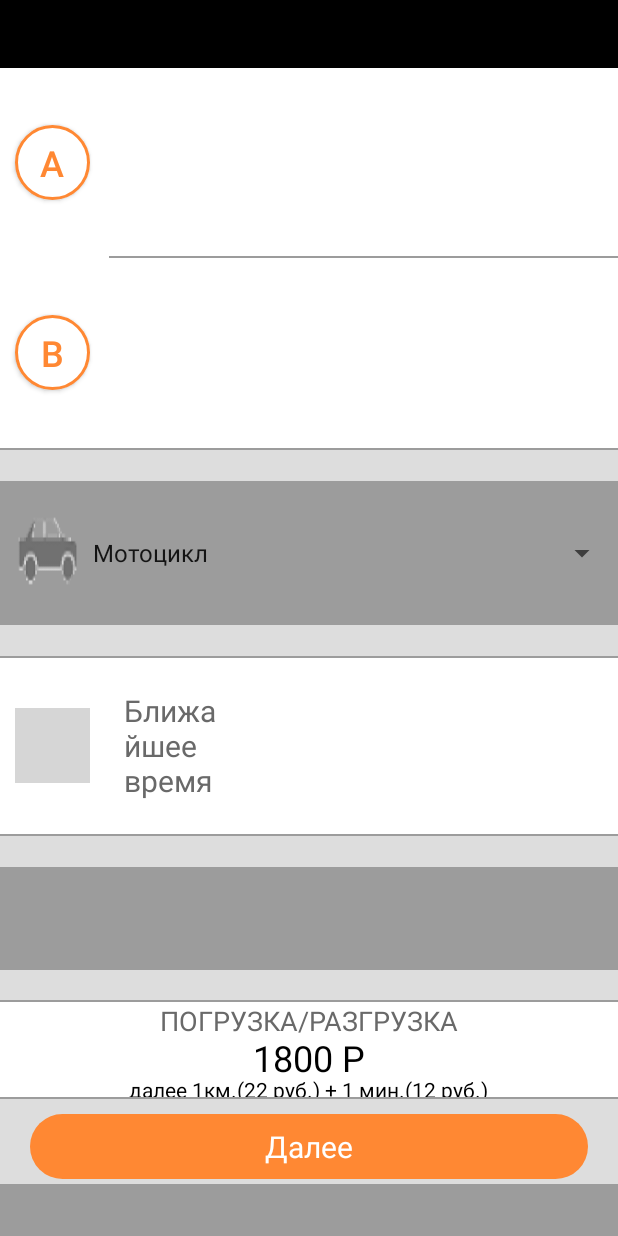
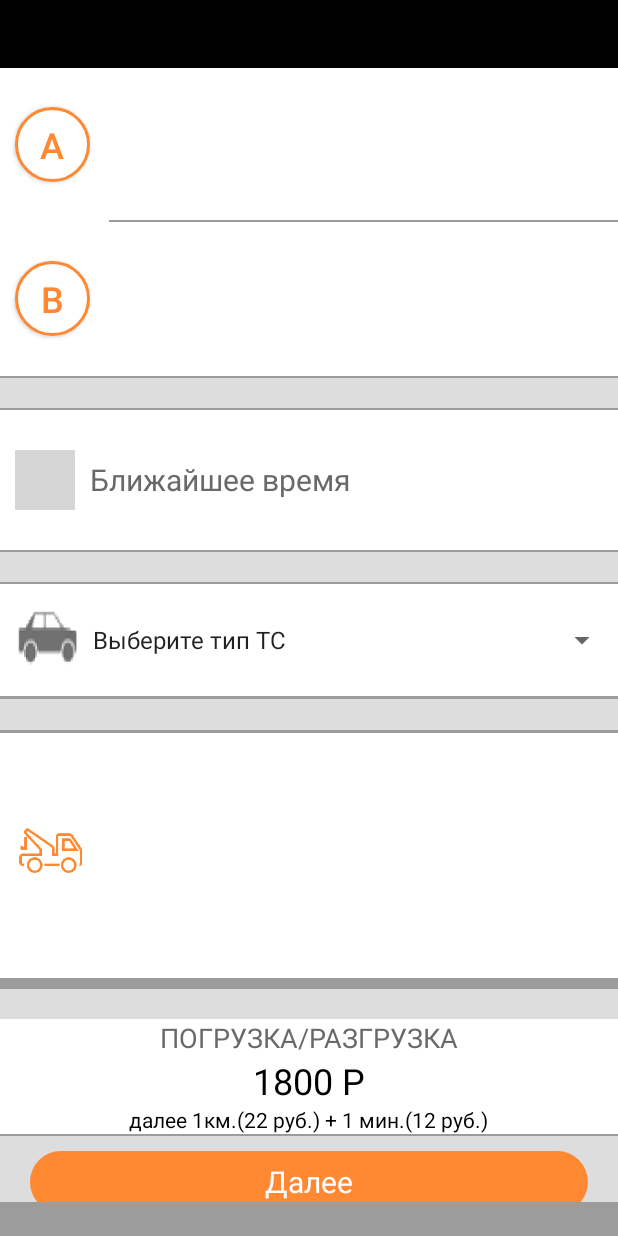
Before and after one commit to PapinPar/Evacuator, an Android app: the OrderNewActivity screen opened directly, with no data from a screen before it, on a phone screen of 412 x 824 dp. Run offline under Robolectric (Android 15) with nearby library versions, the phone set to English and light mode, and no system bars; grey boxes are pictures that could not be loaded.

Commit message:
bad version from tolya

```diff
--- a/app/src/main/java/com/evacuator/uses/evacuator/Entity/MyApi.java
+++ b/app/src/main/java/com/evacuator/uses/evacuator/Entity/MyApi.java
@@ -4,6 +4,7 @@ import com.evacuator.uses.evacuator.Entity.Brand.NewBrands;
 import com.evacuator.uses.evacuator.Entity.Model.NewModels;
 import com.evacuator.uses.evacuator.Entity.Tarifs.Tarif;
 import com.evacuator.uses.evacuator.Users;
+import com.evacuator.uses.evacuator.maps.entity.driver.location.Example;
 
 import java.util.List;
 
@@ -24,6 +25,12 @@ public interface MyApi
     @GET("reference/models?access-token=WCgXZEmnOuiqWdiM0tQ-wS7KgldScNOS&all=true")
     Call<List<NewModels>>getModel(@Query("brandId")String brandID,@Query("carType")String car);
 
-    @GET("/tariff/index?access-token=WCgXZEmnOuiqWdiM0tQ-wS7KgldScNOS")
+    //https://app.bb-evacuator.ru/api
+    @GET("tariffs?access-token=WCgXZEmnOuiqWdiM0tQ-wS7KgldScNOS")
     Call<List<Tarif>>getTarif();
+
+
+    @POST("order/by-key?access-token=WCgXZEmnOuiqWdiM0tQ-wS7KgldScNOS&expand=model,brand,driverer,statistics")
+    Call<Example> getDriverInfo(@Query("key")String key);
+
 }
--- a/app/src/main/java/com/evacuator/uses/evacuator/Entity/Tarifs/Tarif.java
+++ b/app/src/main/java/com/evacuator/uses/evacuator/Entity/Tarifs/Tarif.java
@@ -25,10 +25,10 @@ public class Tarif {
     private List<Integer> evacuatorTypes = new ArrayList<Integer>();
     @SerializedName("weight_from")
     @Expose
-    private Integer weightFrom;
+    private Double weightFrom;
     @SerializedName("weight_to")
     @Expose
-    private Integer weightTo;
+    private Double weightTo;
     @SerializedName("price_loading")
     @Expose
     private Integer priceLoading;
@@ -116,7 +116,7 @@ public class Tarif {
      * @return
      * The weightFrom
      */
-    public Integer getWeightFrom() {
+    public Double getWeightFrom() {
         return weightFrom;
     }
 
@@ -125,7 +125,7 @@ public class Tarif {
      * @param weightFrom
      * The weight_from
      */
-    public void setWeightFrom(Integer weightFrom) {
+    public void setWeightFrom(Double weightFrom) {
         this.weightFrom = weightFrom;
     }
 
@@ -134,7 +134,7 @@ public class Tarif {
      * @return
      * The weightTo
      */
-    public Integer getWeightTo() {
+    public Double getWeightTo() {
         return weightTo;
     }
 
@@ -143,7 +143,7 @@ public class Tarif {
      * @param weightTo
      * The weight_to
      */
-    public void setWeightTo(Integer weightTo) {
+    public void setWeightTo(Double weightTo) {
         this.weightTo = weightTo;
     }
 
--- a/app/src/main/java/com/evacuator/uses/evacuator/OrderNewActivity.java
+++ b/app/src/main/java/com/evacuator/uses/evacuator/OrderNewActivity.java
@@ -11,6 +11,7 @@ import android.view.View;
 import android.widget.AdapterView;
 import android.widget.ArrayAdapter;
 import android.widget.LinearLayout;
+import android.widget.RelativeLayout;
 import android.widget.Spinner;
 import android.widget.TextView;
 import android.widget.Toast;
@@ -48,16 +49,19 @@ public class OrderNewActivity extends AppCompatActivity implements View.OnClickL
     private String destAddress;
     private String destId;
     private String wight;
+    private Boolean one=false,two=false,three=false;
 
-    ArrayList<String> brands = new ArrayList<String>();
-    ArrayList<String> modelsId = new ArrayList<String>();
-    ArrayList<String> modelsName = new ArrayList<String>();
-    ArrayList<String> modelsWight = new ArrayList<String>();
-    ArrayList<String> brandsFill = new ArrayList<String>();
-    int car_type;
-    int idBrand,idModel;
+    private ArrayList<String> brands = new ArrayList<String>();
+    private ArrayList<String> TarifsInfo = new ArrayList<String>();
+    private  ArrayList<String> modelsId = new ArrayList<String>();
+    private ArrayList<String> modelsName = new ArrayList<String>();
+    private ArrayList<String> modelsWight = new ArrayList<String>();
+    private ArrayList<String> brandsFill = new ArrayList<String>();
+    private  int car_type;
+    private int idBrand,idModel;
     private double pathValue;
     Spinner spine,spinner;
+    RelativeLayout ModLay,BrandLay;
     TextView date,date_invis, toEdit, fromEdit;
     DialogFragment Calendar,Time;
     protected void onCreate(Bundle savedInstanceState)
@@ -65,6 +69,10 @@ public class OrderNewActivity extends AppCompatActivity implements View.OnClickL
         super.onCreate(savedInstanceState);
         setContentView(R.layout.activity_main2);
         Intent intent = getIntent();
+        ModLay = (RelativeLayout)findViewById(R.id.modelLay);
+        ModLay.setVisibility(View.INVISIBLE);
+        BrandLay = (RelativeLayout)findViewById(R.id.brandLay);
+        BrandLay.setVisibility(View.INVISIBLE);
         mylatlng = intent.getParcelableExtra("mylatlng");
         myAddress = (intent.getStringExtra("myAddress"));
         myId = (intent.getStringExtra("myId"));
@@ -101,7 +109,7 @@ public class OrderNewActivity extends AppCompatActivity implements View.OnClickL
                 }
             }
         });
-            String[] data = {"Мотоцикл", "Легковая", " Джип \\ Минивэн", " Грузовая",};
+        String[] data = {"Выберите тип ТС","Мотоцикл", "Легковая", " Джип \\ Минивэн", " Грузовая",};
         ArrayAdapter<String> adapter = new ArrayAdapter<String>(this, android.R.layout.simple_spinner_item, data);
         adapter.setDropDownViewResource(android.R.layout.simple_spinner_dropdown_item);
 
@@ -110,17 +118,26 @@ public class OrderNewActivity extends AppCompatActivity implements View.OnClickL
         spine.setAdapter(adapter);
         spine.setPrompt("Тип транспортного средства");
         spine.setOnItemSelectedListener(new AdapterView.OnItemSelectedListener() {
-            public void onItemSelected(AdapterView<?> parent, View view, int position, long id) {
+            public void onItemSelected(AdapterView<?> parent, View view, int position, long id)
+            {
+                if(one==true)
+                {
+                    if(position!=0)
+                    {
                         car_type= 0;
-                if (position == 0)
+                        if (position == 1)
                             car_type = 6;
-                if (position == 1)
+                        if (position == 2)
                             car_type = 1;
-                if (position == 2)
+                        if (position == 3)
                             car_type = 2;
-                if (position == 3)
+                        if (position == 4)
                             car_type = 4;
                         start(car_type);
+                    }
+                }
+                else
+                    one=true;
             }
             public void onNothingSelected(AdapterView<?> parent) {
             }
@@ -130,24 +147,26 @@ public class OrderNewActivity extends AppCompatActivity implements View.OnClickL
 
     private void start(int position)
     {
-        if(position!=6)
+        if(position!=6&&position!=0)
         {
-            String[] data = {"Мотоцикл", "Легковая", " Джип \\ Минивэн", " Грузовая",};
             LinearLayout line = (LinearLayout)findViewById(R.id.for_auto);
             line.setVisibility(View.VISIBLE);
-            request2(position);
+            BrandLay.setVisibility(View.VISIBLE);
+            getBrand(position);
         }
         else
         {
             LinearLayout line = (LinearLayout)findViewById(R.id.for_auto);
-            line.setVisibility(View.GONE);
+            line.setVisibility(View.INVISIBLE);
         }
     }
 
-    private void request2(final int id)
+    private void getBrand(final int id)
     {
         brands.clear();
         brandsFill.clear();
+        brandsFill.add("Выберите марку");
+        brands.add("");
         Gson gson = new GsonBuilder()
                 .setDateFormat("yyyy-MM-dd'T'HH:mm:ssZ")
                 .create();
@@ -165,16 +184,16 @@ public class OrderNewActivity extends AppCompatActivity implements View.OnClickL
                     brandsFill.add(String.valueOf(model.get(i).getName()));
                     brands.add(String.valueOf(model.get(i).getId()));
                 }
-                spin(id);
+                fillBrand(id);
             }
 
             public void onFailure(Throwable t) {
-                Toast.makeText(getApplicationContext(), "BAD", Toast.LENGTH_SHORT).show();
+                Toast.makeText(getApplicationContext(), "BAD connection", Toast.LENGTH_SHORT).show();
             }
         });
     }
 
-    private void spin(final int carType)
+    private void fillBrand(final int carType)
     {
         ArrayAdapter<String> adapter = new ArrayAdapter<String>(this, android.R.layout.simple_spinner_item, brandsFill);
         adapter.setDropDownViewResource(android.R.layout.simple_spinner_dropdown_item);
@@ -184,9 +203,17 @@ public class OrderNewActivity extends AppCompatActivity implements View.OnClickL
         {
             public void onItemSelected(AdapterView<?> parent, View view, int position, long id)
             {
+                if(position==0)
+                    ModLay.setVisibility(View.INVISIBLE);
+                if(two==true&&position!=0)
+                {
                     idBrand = position + 1;
                     brand = brands.get(position);
-                request3(Integer.parseInt(brands.get(position)),carType);
+                    ModLay.setVisibility(View.VISIBLE);
+                    getModel(Integer.parseInt(brands.get(position)), carType);
+                }
+                else
+                    two=true;
             }
             public void onNothingSelected(AdapterView<?> parent)
             {
@@ -196,11 +223,15 @@ public class OrderNewActivity extends AppCompatActivity implements View.OnClickL
         spinner.setPrompt("Марка транспортного средства");
     }
 
-    private void request3(int idBrand,int carType)
+    private void getModel(int idBrand,int carType)
     {
         modelsName.clear();
         modelsId.clear();
         modelsWight.clear();
+
+        modelsId.add("");
+        modelsName.add("Выберите Модель");
+        modelsWight.add("");
         Gson gson = new GsonBuilder()
                 .setDateFormat("yyyy-MM-dd'T'HH:mm:ssZ")
                 .create();
@@ -220,16 +251,16 @@ public class OrderNewActivity extends AppCompatActivity implements View.OnClickL
                     modelsWight.add(String.valueOf(models.get(i).getWeight()));
                     modelsId.add(String.valueOf(models.get(i).getId()));
                 }
-                spiner();
+                fillModel();
             }
 
             public void onFailure(Throwable t) {
-                Toast.makeText(getApplicationContext(), "BAD", Toast.LENGTH_SHORT).show();
+                Toast.makeText(getApplicationContext(), "BAD Connection", Toast.LENGTH_SHORT).show();
             }
         });
     }
 
-    private void spiner()
+    private void fillModel()
     {
         ArrayAdapter<String> adapter = new ArrayAdapter<String>(this, android.R.layout.simple_spinner_item, modelsName);
         adapter.setDropDownViewResource(android.R.layout.simple_spinner_dropdown_item);
@@ -237,15 +268,17 @@ public class OrderNewActivity extends AppCompatActivity implements View.OnClickL
         spinner.setAdapter(adapter);
         spinner.setOnItemSelectedListener(new AdapterView.OnItemSelectedListener() {
             @Override
-            public void onItemSelected(AdapterView<?> parent, View view, int position, long id)
-            {
+            public void onItemSelected(AdapterView<?> parent, View view, int position, long id) {
+                if (three == true && position != 0) {
                     model = modelsId.get(position);
                     wight = modelsWight.get(position);
-                request4();
+                    getWight();
+                } else
+                    three = true;
             }
+
             @Override
-            public void onNothingSelected(AdapterView<?> parent)
-            {
+            public void onNothingSelected(AdapterView<?> parent) {
                 model = modelsId.get(0);
             }
         });
@@ -261,8 +294,9 @@ public class OrderNewActivity extends AppCompatActivity implements View.OnClickL
         fromEdit.setText(myAddress);
     }
 
-    private void request4()
+    private void getWight()
     {
+        TarifsInfo.clear();
         Gson gson = new GsonBuilder()
                 .setDateFormat("yyyy-MM-dd'T'HH:mm:ssZ")
                 .create();
@@ -274,18 +308,39 @@ public class OrderNewActivity extends AppCompatActivity implements View.OnClickL
         Call<List<Tarif>> usersCall = api.getTarif();
         usersCall.enqueue(new Callback<List<Tarif>>() {
             @Override
-            public void onResponse(Response<List<Tarif>> response, Retrofit retrofit)
-            {
+            public void onResponse(Response<List<Tarif>> response, Retrofit retrofit) {
                 List<Tarif> tarifs = response.body();
-                Log.d("sd","SD");
+                Double Wight = Double.parseDouble(wight);
+                for (int i = 0; i < tarifs.size(); i++) {
+                    if (tarifs.get(i).getId() != 11) {
+                        if (tarifs.get(i).getWeightFrom() <= Wight && tarifs.get(i).getWeightTo() >= Wight && tarifs.get(i).getCarTypes().get(0) == car_type) {
+                            TarifsInfo.add(tarifs.get(i).getName());
+                            TarifsInfo.add(String.valueOf(tarifs.get(i).getPriceLoading()));
+                            TarifsInfo.add(String.valueOf(tarifs.get(i).getPriceKm()));
+                            TarifsInfo.add(String.valueOf(tarifs.get(i).getPriceMinute()));
+                            TarifsInfo.add(String.valueOf(Wight));
+                        }
+                    }
+                }
+                setWight();
             }
 
             public void onFailure(Throwable t) {
-                Toast.makeText(getApplicationContext(), "BAD", Toast.LENGTH_SHORT).show();
+                Toast.makeText(getApplicationContext(), "BAD connection", Toast.LENGTH_SHORT).show();
             }
         });
 
     }
+
+    private void setWight()
+    {
+        TextView priceLoad = (TextView)findViewById(R.id.price_load);
+        priceLoad.setText(TarifsInfo.get(1).toString());
+        TextView priceKm = (TextView)findViewById(R.id.price_kmAndMin);
+        priceKm.setText("далее 1км.("+TarifsInfo.get(2).toString()+" руб.) + 1 мин.("+TarifsInfo.get(3).toString()+" руб.)");
+    }
+
+
     @Override
     public void onClick(View v)
     {
--- a/app/src/main/res/layout/activity_main2.xml
+++ b/app/src/main/res/layout/activity_main2.xml
@@ -17,7 +17,7 @@
 
     <LinearLayout
         android:layout_width="match_parent"
-        android:layout_height="346dp"
+        android:layout_height="wrap_content"
         android:orientation="vertical"
         android:weightSum="5"
         android:layout_weight="0.88">
@@ -119,37 +119,6 @@
 
         <LinearLayout
             android:layout_width="match_parent"
-            android:layout_height="wrap_content"
-            android:layout_weight="0.8"
-            android:weightSum="1">
-
-            <ImageView
-                android:layout_width="wrap_content"
-                android:layout_height="match_parent"
-                android:layout_marginLeft="10dp"
-                android:background="@mipmap/icon_car"
-                android:layout_weight="0.08" />
-
-            <Spinner
-                android:layout_width="match_parent"
-                android:layout_height="match_parent"
-                android:spinnerMode="dialog"
-                android:layout_weight="0.92"
-                android:id="@+id/car_type">
-
-            </Spinner>
-        </LinearLayout>
-        <LinearLayout
-            android:layout_width="match_parent"
-            android:layout_height="20dp"
-            android:background="#dddddd"
-            android:layout_weight="0.02"
-            android:layout_marginTop="1dp"
-            android:layout_marginBottom="1dp">
-        </LinearLayout>
-
-        <LinearLayout
-            android:layout_width="match_parent"
             android:layout_height="60dp"
             android:orientation="horizontal"
             android:weightSum="4"
@@ -161,18 +130,12 @@
                 android:gravity="center_vertical"
                 android:layout_weight="1.65">
                 <ImageView
-                    android:layout_width="50dp"
-                    android:layout_height="50dp"
+                    android:layout_width="40dp"
+                    android:layout_height="40dp"
                     android:textSize="24dp"
                     android:layout_marginLeft="10dp"
                     android:background="@mipmap/clock" />
-            </LinearLayout>
-            <LinearLayout
-                android:layout_width="match_parent"
-                android:layout_height="match_parent"
-                android:orientation="horizontal"
-                android:gravity="center_vertical|left"
-                android:layout_weight="1.5">
+
                 <TextView
                     android:layout_width="wrap_content"
                     android:layout_height="wrap_content"
@@ -183,8 +146,13 @@
                     android:id="@+id/date" />
             </LinearLayout>
             <LinearLayout
-                android:layout_width="match_parent"
-                android:layout_height="match_parent"
+                android:layout_width="wrap_content"
+                android:layout_height="wrap_content"
+                android:orientation="horizontal"
+                android:gravity="center_vertical|left"></LinearLayout>
+            <LinearLayout
+                android:layout_width="wrap_content"
+                android:layout_height="wrap_content"
                 android:orientation="horizontal"
                 android:gravity="center_vertical|right"
                 android:layout_weight="0.85">
@@ -207,17 +175,48 @@
             android:background="#dddddd"
             android:layout_weight="0.02"
             android:layout_marginTop="1dp"
-            android:layout_marginBottom="1dp">
+            android:layout_marginBottom="1dp" />
+
+        <LinearLayout
+            android:layout_width="match_parent"
+            android:layout_height="wrap_content"
+            android:layout_weight="0.8"
+            android:weightSum="1"
+            android:background="#ffffff">
+
+            <ImageView
+                android:layout_width="wrap_content"
+                android:layout_height="match_parent"
+                android:layout_marginLeft="10dp"
+                android:background="@mipmap/icon_car"
+                android:layout_weight="0.08" />
+
+            <Spinner
+                android:layout_width="match_parent"
+                android:layout_height="match_parent"
+                android:spinnerMode="dialog"
+                android:layout_weight="0.92"
+                android:id="@+id/car_type" />
+        </LinearLayout>
+
+        <LinearLayout
+            android:layout_width="match_parent"
+            android:layout_height="20dp"
+            android:background="#dddddd"
+            android:layout_weight="0.02"
+            android:layout_marginTop="2dp"
+            android:layout_marginBottom="2dp">
         </LinearLayout>
 
         <LinearLayout
             android:layout_width="match_parent"
             android:layout_height="130dp"
             android:orientation="horizontal"
-            android:layout_weight="1.3"
             android:weightSum="4"
             android:visibility="visible"
-            android:id="@+id/for_auto">
+            android:id="@+id/for_auto"
+            android:background="#ffffff"
+            android:layout_weight="1">
 
             <LinearLayout
                 android:layout_width="match_parent"
@@ -243,6 +242,7 @@
                     android:layout_height="match_parent"
                     android:orientation="horizontal"
                     android:layout_weight="1"
+                    android:id="@+id/brandLay"
                     android:layout_gravity="center_vertical"
                     android:background="#ffffff">
 
@@ -254,20 +254,10 @@
                         android:layout_alignParentTop="true"
                         android:layout_alignParentRight="true"
                         android:layout_alignParentEnd="true"
-                        android:layout_toRightOf="@+id/auto_brand"
-                        android:layout_toEndOf="@+id/auto_brand"
-                        android:spinnerMode="dialog" />
+                        android:spinnerMode="dialog"
+                        android:layout_alignParentLeft="true"
+                        android:layout_alignParentStart="true" />
 
-                    <TextView
-                        android:layout_width="wrap_content"
-                        android:layout_height="match_parent"
-                        android:text="Выберите марку   "
-                        android:textSize="15dp"
-                        android:layout_marginLeft="10dp"
-                        android:gravity="center_vertical"
-                        android:textColor="@color/colorTextFont"
-                        android:id="@+id/auto_brand"
-                        android:textStyle="bold" />
                 </RelativeLayout>
 
                 <RelativeLayout
@@ -275,9 +265,9 @@
                     android:layout_height="match_parent"
                     android:orientation="horizontal"
                     android:layout_weight="1"
+                    android:id="@+id/modelLay"
                     android:layout_gravity="center_vertical"
-                    android:background="#ffffff"
-                    android:layout_marginTop="1dp">
+                    android:background="#ffffff">
 
                     <Spinner
                         android:layout_width="101dp"
@@ -287,20 +277,18 @@
                         android:layout_alignParentTop="true"
                         android:layout_alignParentRight="true"
                         android:layout_alignParentEnd="true"
-                        android:layout_toRightOf="@+id/auto_model"
-                        android:layout_toEndOf="@+id/auto_model"
-                        android:spinnerMode="dialog" />
+                        android:spinnerMode="dialog"
+                        android:layout_alignParentLeft="true"
+                        android:layout_alignParentStart="true" />
 
-                    <TextView
+                    <ImageView
                         android:layout_width="wrap_content"
-                        android:layout_height="match_parent"
-                        android:text="Выберите модель"
-                        android:textSize="15dp"
-                        android:layout_marginLeft="10dp"
-                        android:gravity="center_vertical"
-                        android:textColor="@color/colorTextFont"
-                        android:id="@+id/auto_model"
-                        android:textStyle="bold" />
+                        android:layout_height="wrap_content"
+                        android:id="@+id/imageView5"
+                        android:layout_alignParentTop="true"
+                        android:layout_centerHorizontal="true"
+                        android:src="@drawable/iconseparator"
+                        android:background="#9d9d9d" />
                 </RelativeLayout>
 
             </LinearLayout>
@@ -319,9 +307,7 @@
             android:layout_width="match_parent"
             android:layout_height="20dp"
             android:background="#dddddd"
-            android:layout_weight="0.02"
-            android:layout_marginTop="1dp"
-            android:layout_marginBottom="1dp">
+            android:layout_marginTop="2dp">
         </LinearLayout>
 
         <LinearLayout
@@ -330,7 +316,6 @@
             android:orientation="vertical"
             android:gravity="center"
             android:weightSum="3"
-            android:layout_weight="0.98"
             android:background="#ffffff">
             <TextView
                 android:layout_width="match_parent"
@@ -347,13 +332,14 @@
                 android:textSize="24dp"
                 android:text="1800 Р"
                 android:layout_weight="1"
-                android:textColor="@color/colorTextGeneral" />
+                android:textColor="@color/colorTextGeneral"
+                android:id="@+id/price_load" />
 
             <TextView
                 android:layout_width="wrap_content"
                 android:layout_height="wrap_content"
                 android:text="далее 1км.(22 руб.) + 1 мин.(12 руб.)"
-                android:id="@+id/textView3"
+                android:id="@+id/price_kmAndMin"
                 android:layout_gravity="center_horizontal"
                 android:layout_weight="1"
                 android:textColor="@color/colorTextGeneral" />
@@ -364,7 +350,6 @@
             android:layout_width="match_parent"
             android:layout_height="wrap_content"
             android:orientation="vertical"
-            android:layout_weight="0.98"
             android:weightSum="3"
             android:background="#dddddd"
             android:layout_marginTop="1dp">
```
Also changed, not shown: app/src/main/AndroidManifest.xml (line endings or trailing spaces). Lines whose indentation alone changed are shown as unchanged.
